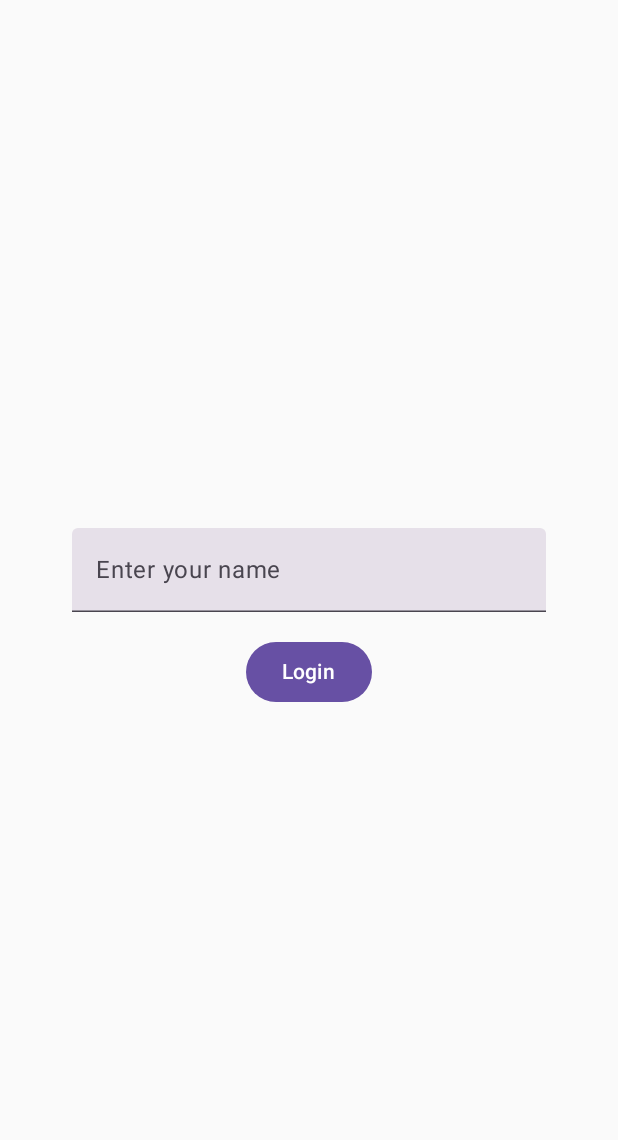
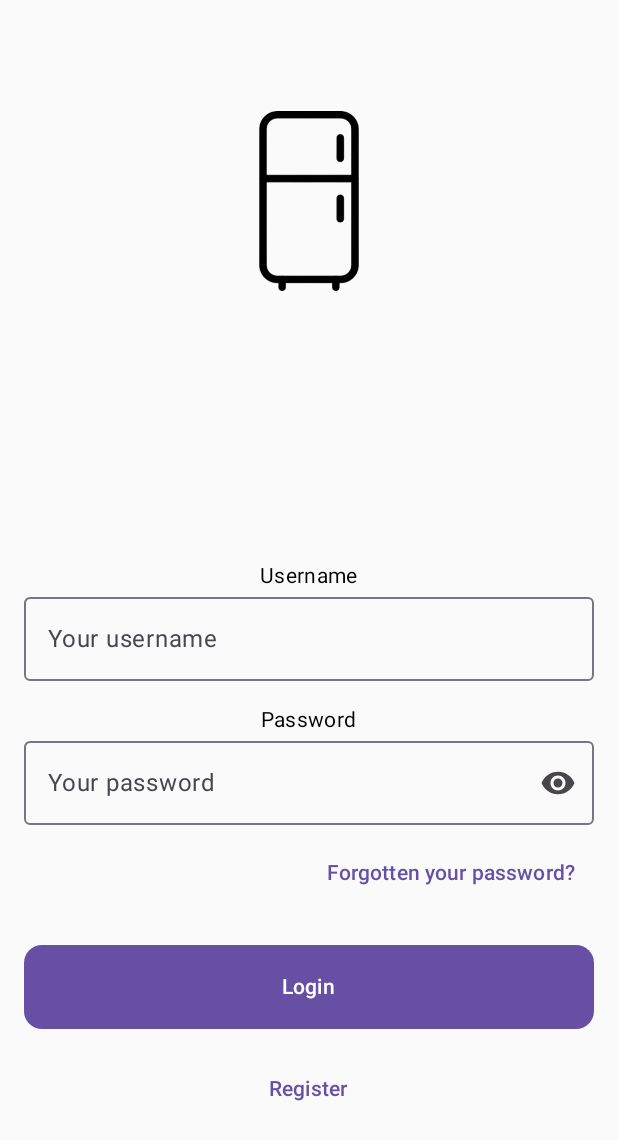
Before and after one commit to CogSP/fridge-scanner-android, an Android app built with Jetpack Compose: the screen it shows after launch (MainActivity), on a phone screen of 412 x 824 dp. Shown: the top 1140 px of the screen. Run offline under Robolectric (Android 15) with nearby library versions, the phone set to English and light mode, and no system bars.

Commit message:
Update Login Screen

```diff
--- a/app/src/main/java/com/example/fridgescanner/ui/MainScreen.kt
+++ b/app/src/main/java/com/example/fridgescanner/ui/MainScreen.kt
@@ -7,8 +7,19 @@ import androidx.compose.foundation.layout.fillMaxSize
 import androidx.compose.foundation.layout.fillMaxWidth
 import androidx.compose.foundation.layout.height
 import androidx.compose.foundation.layout.padding
+import androidx.compose.foundation.layout.size
+import androidx.compose.foundation.shape.RoundedCornerShape
+import androidx.compose.material.icons.Icons
+import androidx.compose.material.icons.filled.Kitchen
+import androidx.compose.material.icons.filled.Visibility
+import androidx.compose.material.icons.filled.VisibilityOff
 import androidx.compose.material3.Button
+import androidx.compose.material3.Icon
+import androidx.compose.material3.IconButton
+import androidx.compose.material3.MaterialTheme
+import androidx.compose.material3.OutlinedTextField
 import androidx.compose.material3.Text
+import androidx.compose.material3.TextButton
 import androidx.compose.material3.TextField
 import androidx.compose.runtime.Composable
 import androidx.compose.runtime.getValue
@@ -17,42 +28,152 @@ import androidx.compose.runtime.remember
 import androidx.compose.runtime.setValue
 import androidx.compose.ui.Alignment
 import androidx.compose.ui.Modifier
+import androidx.compose.ui.res.painterResource
+import androidx.compose.ui.text.input.PasswordVisualTransformation
+import androidx.compose.ui.text.input.VisualTransformation
 import androidx.compose.ui.unit.dp
 import androidx.navigation.NavController
+import com.example.fridgescanner.R
 import com.example.fridgescanner.Screen
+
+
+//@Composable
+//fun MainScreen(navController: NavController) {
+//    var text by remember {
+//        mutableStateOf("")
+//    }
+//
+//    Column(
+//        verticalArrangement = Arrangement.Center,
+//        horizontalAlignment = Alignment.CenterHorizontally, // Center horizontally
+//        modifier = Modifier
+//            .fillMaxSize() // Fill the entire screen
+//            .padding(horizontal = 32.dp) // Adjust padding as needed
+//    ) {
+//        TextField(
+//            value = text,
+//            onValueChange = { text = it },
+//            label = { Text("Enter your name") }, // Optional: Add a label for better UX
+//            modifier = Modifier
+//                .fillMaxWidth()
+//                .padding(horizontal = 16.dp) // Optional: Adjust padding inside TextField
+//        )
+//        Spacer(modifier = Modifier.height(16.dp))
+//        Button(
+//            onClick = {
+//                navController.navigate(Screen.DetailScreen.withArgs(text))
+//            },
+//            modifier = Modifier
+//                .align(Alignment.CenterHorizontally) // Center the button horizontally
+//                .padding(horizontal = 16.dp)
+//        ) {
+//            Text(text = "Login")
+//        }
+//    }
+//}
+
+
 
 
 @Composable
 fun MainScreen(navController: NavController) {
-    var text by remember {
-        mutableStateOf("")
-    }
+    // State for user input
+    var username by remember { mutableStateOf("") }
+    var password by remember { mutableStateOf("") }
 
+    // Whether the password is visible or masked
+    var passwordVisible by remember { mutableStateOf(false) }
+
+    // For demonstration, we’ll do a no-op click for these actions
+    fun onLoginClicked() { /* TODO: Handle login */ }
+    fun onForgotPasswordClicked() { /* TODO: Handle password reset */ }
+    fun onRegisterClicked() { /* TODO: Handle register navigation */ }
+
+    // Main column layout
     Column(
-        verticalArrangement = Arrangement.Center,
-        horizontalAlignment = Alignment.CenterHorizontally, // Center horizontally
         modifier = Modifier
-            .fillMaxSize() // Fill the entire screen
-            .padding(horizontal = 32.dp) // Adjust padding as needed
+            .fillMaxSize()
+            .padding(horizontal = 16.dp),
+        horizontalAlignment = Alignment.CenterHorizontally,
+        verticalArrangement = Arrangement.Center
     ) {
-        TextField(
-            value = text,
-            onValueChange = { text = it },
-            label = { Text("Enter your name") }, // Optional: Add a label for better UX
+
+        Icon(
+            painter = painterResource(R.drawable.fridge_icon_1_removebg_preview),
+            contentDescription = "Fridge Logo",
+            modifier = Modifier.size(120.dp), // example size
+            //tint = MaterialTheme.colorScheme.primary
+        )
+
+        Spacer(Modifier.height(180.dp))
+
+        // Username Field
+        Text(text = "Username", style = MaterialTheme.typography.bodyMedium)
+        OutlinedTextField(
+            value = username,
+            onValueChange = { username = it },
+            placeholder = { Text("Your username") },
             modifier = Modifier
                 .fillMaxWidth()
-                .padding(horizontal = 16.dp) // Optional: Adjust padding inside TextField
+                .padding(top = 4.dp, bottom = 16.dp)
         )
+
+        // Password Field
+        Text(text = "Password", style = MaterialTheme.typography.bodyMedium)
+        OutlinedTextField(
+            value = password,
+            onValueChange = { password = it },
+            placeholder = { Text("Your password") },
+            modifier = Modifier
+                .fillMaxWidth()
+                .padding(top = 4.dp),
+            visualTransformation = if (passwordVisible)
+                VisualTransformation.None
+            else
+                PasswordVisualTransformation(),
+            trailingIcon = {
+                val icon = if (passwordVisible)
+                    Icons.Filled.VisibilityOff
+                else
+                    Icons.Filled.Visibility
+
+                IconButton(onClick = { passwordVisible = !passwordVisible }) {
+                    Icon(imageVector = icon, contentDescription = "Toggle password visibility")
+                }
+            }
+        )
+
+        Spacer(modifier = Modifier.height(8.dp))
+
+        // "Forgotten your password?" Link
+        TextButton(
+            onClick = { onForgotPasswordClicked() },
+            modifier = Modifier.align(Alignment.End) // right-align
+        ) {
+            Text("Forgotten your password?")
+        }
+
+        Spacer(modifier = Modifier.height(24.dp))
+
+        // Login Button
+        Button(
+            onClick = { navController.navigate(Screen.DetailScreen.withArgs(username)) }, //TODO: to substitute with onLoginClicked()
+            modifier = Modifier
+                .fillMaxWidth()
+                .height(56.dp),
+            shape = RoundedCornerShape(12.dp) // slightly rounded corners
+        ) {
+            Text("Login")
+        }
+
         Spacer(modifier = Modifier.height(16.dp))
-        Button(
-            onClick = {
-                navController.navigate(Screen.DetailScreen.withArgs(text))
-            },
-            modifier = Modifier
-                .align(Alignment.CenterHorizontally) // Center the button horizontally
-                .padding(horizontal = 16.dp)
+
+        // "Register" link
+        TextButton(
+            onClick = { onRegisterClicked() },
+            modifier = Modifier.align(Alignment.CenterHorizontally)
         ) {
-            Text(text = "Login")
+            Text("Register")
         }
     }
 }
```
Also changed, not shown: app/src/main/res/drawable/fridge_icon_1.png (added), app/src/main/res/drawable/fridge_icon_1_removebg_preview.png (added).
